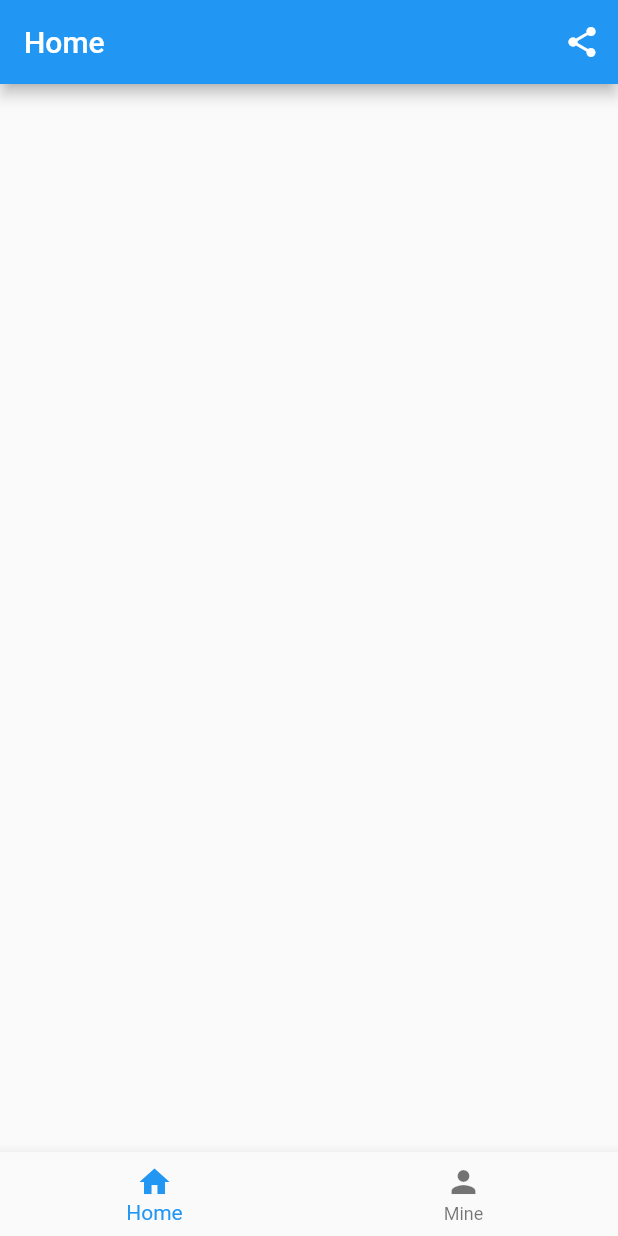
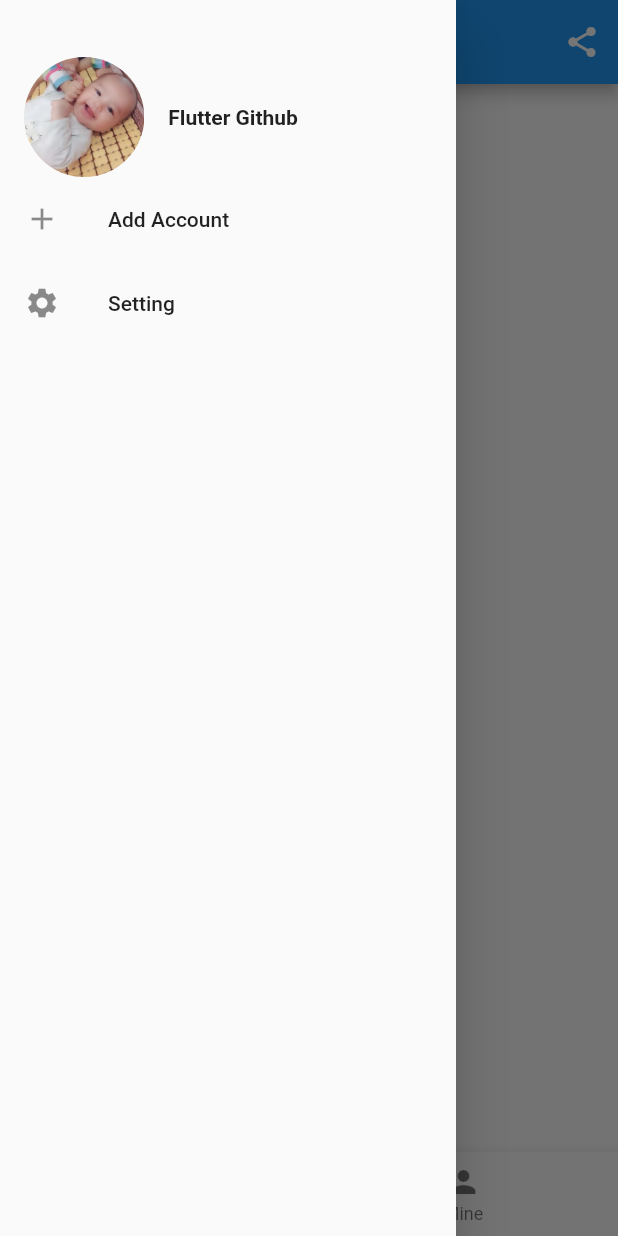
Before and after one commit to chenjidong/flutter_github, a Flutter app: the MyHomePage screen opened directly, with the side drawer open (before the commit the screen has no drawer), on a phone screen of 412 x 824 dp. Run offline on Flutter 3.47's test engine with Material 2 defaults, Android fonts, the phone set to English and light mode, and no system bars; our stand-ins replace fluttertoast, intro_slider, shared_preferences; accounts and stored records are empty.

Commit message:
添加侧边栏抽屉，调整包机构

```diff
--- a/lib/main.dart
+++ b/lib/main.dart
@@ -2,7 +2,7 @@
 
 import 'package:flutter/material.dart';
 
-import 'splash_screen.dart';
+import 'package:flutter_my_tool/view/splash_screen.dart';
 
 void main() => runApp(MyApp());
 
--- a/lib/ui/account/login_screen.dart
+++ b/lib/view/account/login_screen.dart
@@ -1,7 +1,7 @@
 import 'package:flutter/material.dart';
 import 'package:shared_preferences/shared_preferences.dart';
 
-import '../util/toast_util.dart';
+import '../../util/toast_util.dart';
 
 class LoginScreen extends StatefulWidget {
   @override
@@ -46,6 +46,16 @@ class _LoginScreenState extends State<LoginScreen> {
   Widget build(BuildContext context) {
     // TODO: implement build
     return Scaffold(
+      appBar: AppBar(
+        leading: Builder(builder: (context) {
+          return IconButton(
+              icon: Icon(Icons.arrow_back),
+              color: Colors.white,
+              onPressed: () {
+                Navigator.of(context).pop(this);
+              });
+        }),
+      ),
       body: SafeArea(
           child: ListView(
         children: <Widget>[
--- a/lib/ui/home/home_screen.dart
+++ b/lib/view/home/home_screen.dart
@@ -16,6 +16,14 @@ class _HomeScreenState extends State<HomeScreen> {
     return new Scaffold(
       appBar: new AppBar(
         title: new Text('Home'),
+        leading: Builder(builder: (context) {
+          return IconButton(
+              icon: Icon(Icons.dashboard),
+              color: Colors.white,
+              onPressed: () {
+                Scaffold.of(context).openDrawer();
+              });
+        }),
         actions: <Widget>[
           IconButton(icon: Icon(Icons.share), onPressed: () {})
         ],
--- a/lib/ui/home/mine_screen.dart
+++ b/lib/view/home/mine_screen.dart
@@ -1,8 +1,8 @@
 import 'package:flutter/material.dart';
 import 'package:shared_preferences/shared_preferences.dart';
 
-import '../account/login_screen.dart';
-import '../util/toast_util.dart';
+import 'package:flutter_my_tool/view/account/login_screen.dart';
+import '../../util/toast_util.dart';
 
 ///个人中心
 class MineScreen extends StatefulWidget {
--- a/lib/home_page_screen.dart
+++ b/lib/view/home_page_screen.dart
@@ -1,7 +1,8 @@
 import 'package:flutter/material.dart';
+import 'package:flutter_my_tool/view/home/home_screen.dart';
+import 'package:flutter_my_tool/view/home/mine_screen.dart';
 
-import 'ui/home/home_screen.dart';
-import 'ui/home/mine_screen.dart';
+import 'my_drawer.dart';
 
 ///主页
 class MyHomePage extends StatefulWidget {
@@ -35,6 +36,7 @@ class _MyHomePageState extends State<MyHomePage> {
     // TODO: implement build
     return new Scaffold(
       body: list[_currentIndex],
+      drawer: MyDrawer(),
       bottomNavigationBar: BottomNavigationBar(
         items: [
           BottomNavigationBarItem(
--- a/lib/intro_slider_screen.dart
+++ b/lib/view/intro_slider_screen.dart
@@ -1,7 +1,7 @@
 import 'package:flutter/material.dart';
 import 'package:intro_slider/intro_slider.dart';
 
-import 'home_page_screen.dart';
+import 'package:flutter_my_tool/view/home_page_screen.dart';
 
 ///首次启动引导页
 class SliderScreen extends StatefulWidget {
--- /dev/null
+++ b/lib/view/my_drawer.dart
@@ -0,0 +1,60 @@
+import 'package:flutter/material.dart';
+
+class MyDrawer extends StatefulWidget {
+  @override
+  State<StatefulWidget> createState() {
+    // TODO: implement createState
+    return _MyDrawerState();
+  }
+}
+
+class _MyDrawerState extends State<MyDrawer> {
+  @override
+  Widget build(BuildContext context) {
+    // TODO: implement build
+    return Drawer(
+      child: MediaQuery.removePadding(
+          context: context,
+          removeTop: true,
+          child: Column(
+            crossAxisAlignment: CrossAxisAlignment.start,
+            children: <Widget>[
+              Padding(
+                padding: const EdgeInsets.only(top: 38.0),
+                child: Row(
+                  children: <Widget>[
+                    Padding(
+                      padding: const EdgeInsets.symmetric(horizontal: 16.0),
+                      child: ClipOval(
+                        child: Image.asset(
+                          'assets/logo.jpg',
+                          height: 80,
+                        ),
+                      ),
+                    ),
+                    Text(
+                      "Flutter Github",
+                      style: TextStyle(fontWeight: FontWeight.bold),
+                    )
+                  ],
+                ),
+              ),
+              Expanded(
+                child: ListView(
+                  children: <Widget>[
+                    ListTile(
+                      leading: const Icon(Icons.add),
+                      title: const Text('Add Account'),
+                    ),
+                    ListTile(
+                      leading: const Icon(Icons.settings),
+                      title: const Text('Setting'),
+                    )
+                  ],
+                ),
+              )
+            ],
+          )),
+    );
+  }
+}
--- a/lib/splash_screen.dart
+++ b/lib/view/splash_screen.dart
@@ -1,8 +1,8 @@
 import 'package:flutter/material.dart';
 import 'package:shared_preferences/shared_preferences.dart';
 
-import 'home_page_screen.dart';
-import 'intro_slider_screen.dart';
+import 'package:flutter_my_tool/view/home_page_screen.dart';
+import 'package:flutter_my_tool/view/intro_slider_screen.dart';
 
 ///启动页
 ///
--- a/pubspec.yaml
+++ b/pubspec.yaml
@@ -50,9 +50,8 @@ flutter:
   #  - images/a_dot_ham.jpeg
   assets:
   - assets/photo.jpg
-  - assets/guide/flutter.png
-  - assets/guide/dart.png
-  - assets/guide/flutterlogo.png
+  - assets/logo.jpg
+  - assets/guide/
   # An image asset can refer to one or more resolution-specific "variants", see
   # https://flutter.io/assets-and-images/#resolution-aware.
 
```
Also changed, not shown: assets/logo.jpg (added), lib/util/toast_util.dart (renamed from lib/ui/util/toast_util.dart).
